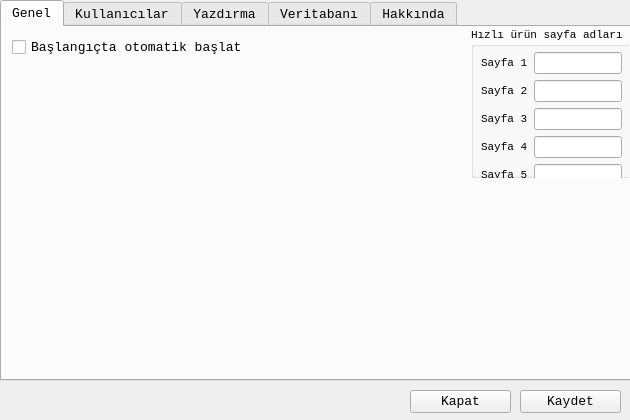
Old version of the form ayarlardialog.ui in the repository mamoo81/bhss.
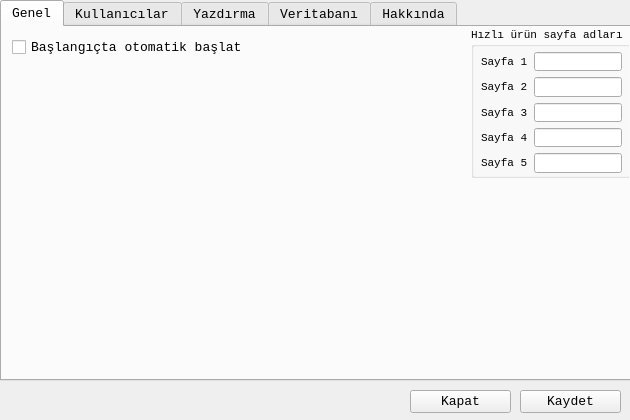
New version of the form. Icons and pictures are not drawn.

Commit message: bazı düzeltmeler

What changed in the file:
```diff
--- a/ayarlardialog.ui
+++ b/ayarlardialog.ui
@@ -71,7 +71,7 @@
         <x>10</x>
         <y>25</y>
         <width>141</width>
-        <height>136</height>
+        <height>121</height>
        </rect>
       </property>
       <layout class="QFormLayout" name="formLayout_2">
```
